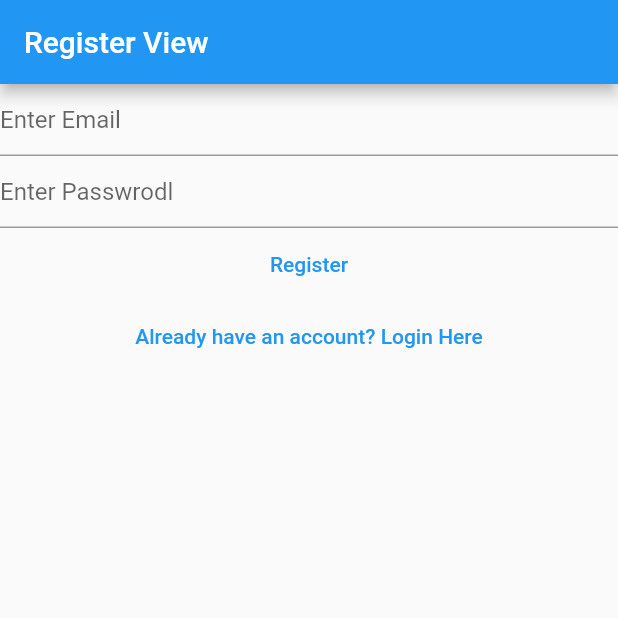
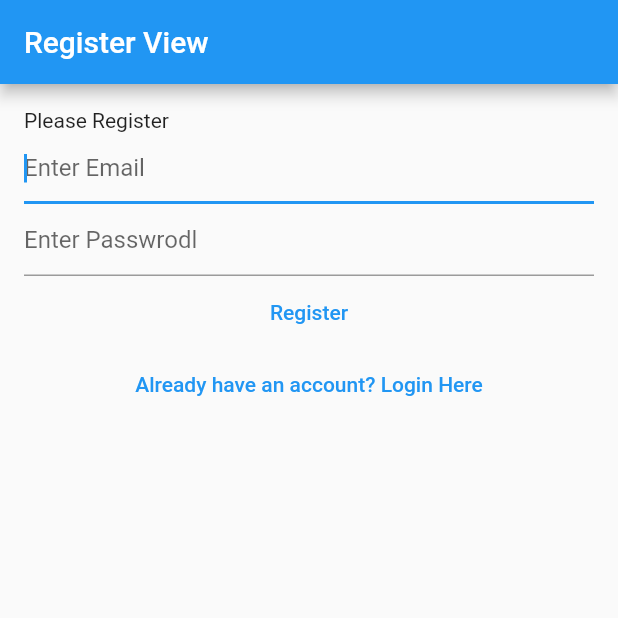
Before and after one commit to MuhammadTarek10/flutter-38, a Flutter app: the screen it shows after launch, after a tap on "Not Registered? create an Account here!", on a phone screen of 412 x 824 dp, the top half of it. Run offline on Flutter 3.47's test engine with Material 2 defaults, Android fonts, the phone set to English and light mode, and no system bars; our stand-ins replace cloud_firestore, equatable, firebase_auth, firebase_core, flutter_bloc, share_plus and 1 more; accounts and stored records are empty; network calls fail.

Commit message:
added forgot passowrd view and logic

```diff
--- a/mynotes/lib/main.dart
+++ b/mynotes/lib/main.dart
@@ -1,5 +1,3 @@
-import 'dart:developer';
-
 import 'package:flutter/material.dart';
 import 'package:flutter_bloc/flutter_bloc.dart';
 import 'package:mynotes/constants/routes.dart';
@@ -8,6 +6,7 @@ import 'package:mynotes/services/auth/bloc/auth_bloc.dart';
 import 'package:mynotes/services/auth/bloc/auth_event.dart';
 import 'package:mynotes/services/auth/bloc/auth_state.dart';
 import 'package:mynotes/services/auth/firebase_auth_provider.dart';
+import 'package:mynotes/views/forget_password_view.dart';
 import 'package:mynotes/views/login_view.dart';
 import 'package:mynotes/views/notes/create_update_note_view.dart';
 import 'package:mynotes/views/notes/notes_view.dart';
@@ -53,6 +52,8 @@ class HomePage extends StatelessWidget {
         return const VerifyEmailVeiw();
       } else if (state is AuthStateLoggedOut) {
         return const LoginView();
+      } else if (state is AuthStateForgotPassword) {
+        return const ForegetPasswordView();
       } else if (state is AuthStateReggistering) {
         return const RegisterView();
       } else {
--- a/mynotes/lib/services/auth/auth_provider.dart
+++ b/mynotes/lib/services/auth/auth_provider.dart
@@ -14,4 +14,5 @@ abstract class AuthProvider {
   });
   Future<void> logOut();
   Future<void> sendEmailVerification();
+  Future<void> sendPasswordReset({required String toEmail});
 }
--- a/mynotes/lib/services/auth/auth_service.dart
+++ b/mynotes/lib/services/auth/auth_service.dart
@@ -7,7 +7,6 @@ class AuthService implements AuthProvider {
   AuthService(this.provider);
 
   factory AuthService.firebase() => AuthService(FirebaseAuthProvider());
-
 
   @override
   Future<void> initialize() => provider.initialize();
@@ -40,4 +39,8 @@ class AuthService implements AuthProvider {
 
   @override
   Future<void> sendEmailVerification() => provider.sendEmailVerification();
+
+  @override
+  Future<void> sendPasswordReset({required String toEmail}) =>
+      provider.sendPasswordReset(toEmail: toEmail);
 }
--- a/mynotes/lib/services/auth/bloc/auth_event.dart
+++ b/mynotes/lib/services/auth/bloc/auth_event.dart
@@ -32,3 +32,8 @@ class AuthEventRegister extends AuthEvent {
 class AuthEventShouldRegister extends AuthEvent {
   const AuthEventShouldRegister();
 }
+
+class AuthEventForgotPassword extends AuthEvent {
+  final String? email;
+  const AuthEventForgotPassword({this.email});
+}
--- a/mynotes/lib/services/auth/bloc/auth_state.dart
+++ b/mynotes/lib/services/auth/bloc/auth_state.dart
@@ -44,3 +44,13 @@ class AuthStateLoggedOut extends AuthState with EquatableMixin {
   @override
   List<Object?> get props => [exception, isLoading];
 }
+
+class AuthStateForgotPassword extends AuthState {
+  final Exception? exception;
+  final bool hasSentEmail;
+  const AuthStateForgotPassword({
+    required this.exception,
+    required this.hasSentEmail,
+    required bool isLoading,
+  }) : super(isLoading: isLoading);
+}
--- a/mynotes/lib/views/login_view.dart
+++ b/mynotes/lib/views/login_view.dart
@@ -52,8 +52,12 @@ class _LoginViewState extends State<LoginView> {
       },
       child: Scaffold(
         appBar: AppBar(title: const Text('Login View')),
-        body: Column(
+        body: Padding(
+          padding: const EdgeInsets.all(16.0),
+          child: Column(
+            crossAxisAlignment: CrossAxisAlignment.start,
             children: [
+              const Text('Please Login'),
               TextField(
                   controller: _email,
                   decoration: const InputDecoration(hintText: 'Enter Email'),
@@ -67,6 +71,9 @@ class _LoginViewState extends State<LoginView> {
                 enableSuggestions: false,
                 autocorrect: false,
               ),
+              Center(
+                child: Column(
+                  children: [
                     TextButton(
                       onPressed: () async {
                         final email = _email.text;
@@ -80,11 +87,26 @@ class _LoginViewState extends State<LoginView> {
                     ),
                     TextButton(
                       onPressed: () {
-                context.read<AuthBloc>().add(const AuthEventShouldRegister());
+                        context
+                            .read<AuthBloc>()
+                            .add(const AuthEventShouldRegister());
                       },
-              child: const Text('Not Registered? create an Account here!'),
+                      child:
+                          const Text('Not Registered? create an Account here!'),
+                    ),
+                    TextButton(
+                      onPressed: () {
+                        context
+                            .read<AuthBloc>()
+                            .add(const AuthEventForgotPassword());
+                      },
+                      child: const Text('Forgot Password? Click here!'),
                     )
                   ],
+                ),
+              ),
+            ],
+          ),
         ),
       ),
     );
--- a/mynotes/lib/views/register_view.dart
+++ b/mynotes/lib/views/register_view.dart
@@ -54,13 +54,18 @@ class _RegisterViewState extends State<RegisterView> {
       },
       child: Scaffold(
         appBar: AppBar(title: const Text('Register View')),
-        body: Column(
+        body: Padding(
+          padding: const EdgeInsets.all(16.0),
+          child: Column(
+            crossAxisAlignment: CrossAxisAlignment.start,
             children: [
+              const Text('Please Register'),
               TextField(
                   controller: _email,
                   decoration: const InputDecoration(hintText: 'Enter Email'),
                   enableSuggestions: false,
                   autocorrect: false,
+                  autofocus: true,
                   keyboardType: TextInputType.emailAddress),
               TextField(
                 controller: _password,
@@ -69,6 +74,9 @@ class _RegisterViewState extends State<RegisterView> {
                 enableSuggestions: false,
                 autocorrect: false,
               ),
+              Center(
+                child: Column(
+                  children: [
                     TextButton(
                       onPressed: () async {
                         final email = _email.text;
@@ -89,6 +97,10 @@ class _RegisterViewState extends State<RegisterView> {
                   ],
                 ),
               ),
+            ],
+          ),
+        ),
+      ),
     );
   }
 }
```
Also changed, not shown: mynotes/lib/services/auth/bloc/auth_bloc.dart (+32 -0 lines), mynotes/lib/services/auth/firebase_auth_provider.dart (+18 -0 lines), mynotes/lib/utilities/dialogs/passwrod_reset_email_sent_dialog.dart (added, +13 -0 lines), mynotes/lib/views/forget_password_view.dart (added, +84 -0 lines). Lines whose indentation alone changed are shown as unchanged.
